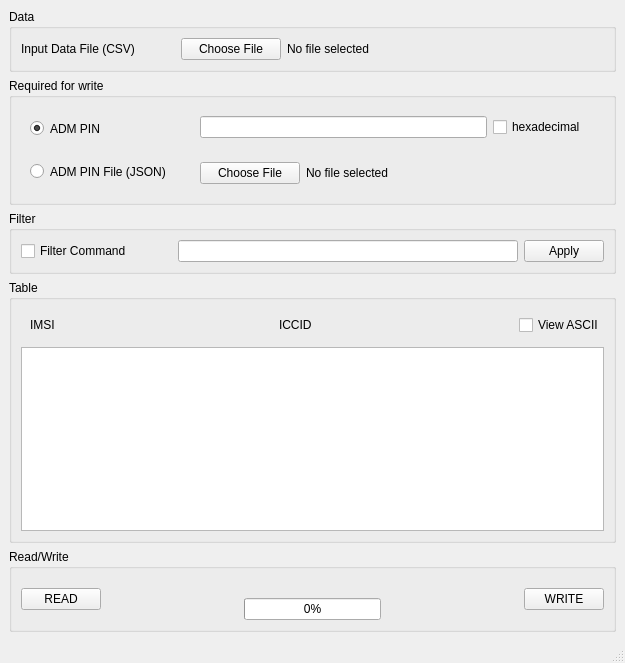
Before: the Qt Designer form src/sim_csv_gui/UI/ui_mainwindow.ui in andrew-ma/sim_csv_gui, drawn with Qt 5.
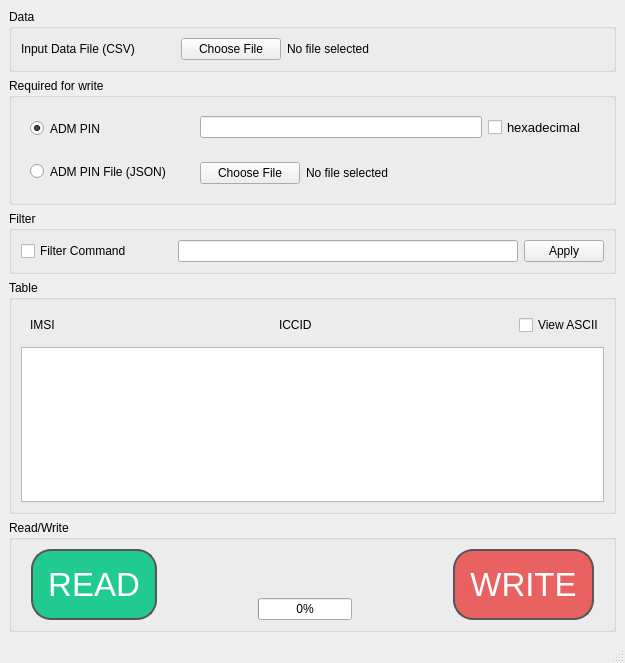
After: the same form once the commit is applied. Icons and pictures are not drawn.

Diff of the .ui file:
```diff
--- a/src/sim_csv_gui/UI/ui_mainwindow.ui
+++ b/src/sim_csv_gui/UI/ui_mainwindow.ui
@@ -86,6 +86,11 @@
     </item>
     <item>
      <widget class="QGroupBox" name="writeGroup">
+      <property name="font">
+       <font>
+        <pointsize>9</pointsize>
+       </font>
+      </property>
       <property name="title">
        <string>Required for write</string>
       </property>
@@ -194,6 +199,11 @@
                  <verstretch>0</verstretch>
                 </sizepolicy>
                </property>
+               <property name="font">
+                <font>
+                 <pointsize>10</pointsize>
+                </font>
+               </property>
                <property name="text">
                 <string>hexadecimal</string>
                </property>
@@ -306,6 +316,11 @@
     </item>
     <item>
      <widget class="QGroupBox" name="tableGroup">
+      <property name="font">
+       <font>
+        <pointsize>9</pointsize>
+       </font>
+      </property>
       <property name="title">
        <string>Table</string>
       </property>
@@ -375,12 +390,30 @@
     </item>
     <item>
      <widget class="QGroupBox" name="readWriteGroup">
+      <property name="font">
+       <font>
+        <pointsize>9</pointsize>
+       </font>
+      </property>
       <property name="title">
        <string>Read/Write</string>
       </property>
       <layout class="QHBoxLayout" name="horizontalLayout_11">
        <item>
         <widget class="QPushButton" name="readButton">
+         <property name="font">
+          <font>
+           <pointsize>25</pointsize>
+           <weight>50</weight>
+           <bold>false</bold>
+          </font>
+         </property>
+         <property name="cursor">
+          <cursorShape>PointingHandCursor</cursorShape>
+         </property>
+         <property name="styleSheet">
+          <string notr="true">padding: 15px; color: white; background-color: rgb(33, 203, 143);border-radius: 20px; border: 2px solid rgb(86, 86, 86); margin-left: 10px;</string>
+         </property>
          <property name="text">
           <string>READ</string>
          </property>
@@ -444,6 +477,17 @@
        </item>
        <item>
         <widget class="QPushButton" name="writeButton">
+         <property name="font">
+          <font>
+           <pointsize>25</pointsize>
+          </font>
+         </property>
+         <property name="cursor">
+          <cursorShape>PointingHandCursor</cursorShape>
+         </property>
+         <property name="styleSheet">
+          <string notr="true">padding: 15px; color: white; background-color:rgb(233, 98, 98); border-radius: 20px;border: 2px solid rgb(86, 86, 86); margin-right: 10px;</string>
+         </property>
          <property name="text">
           <string>WRITE</string>
          </property>
```
Left out of the diff: 106 changed lines with no effect on the pictures.
